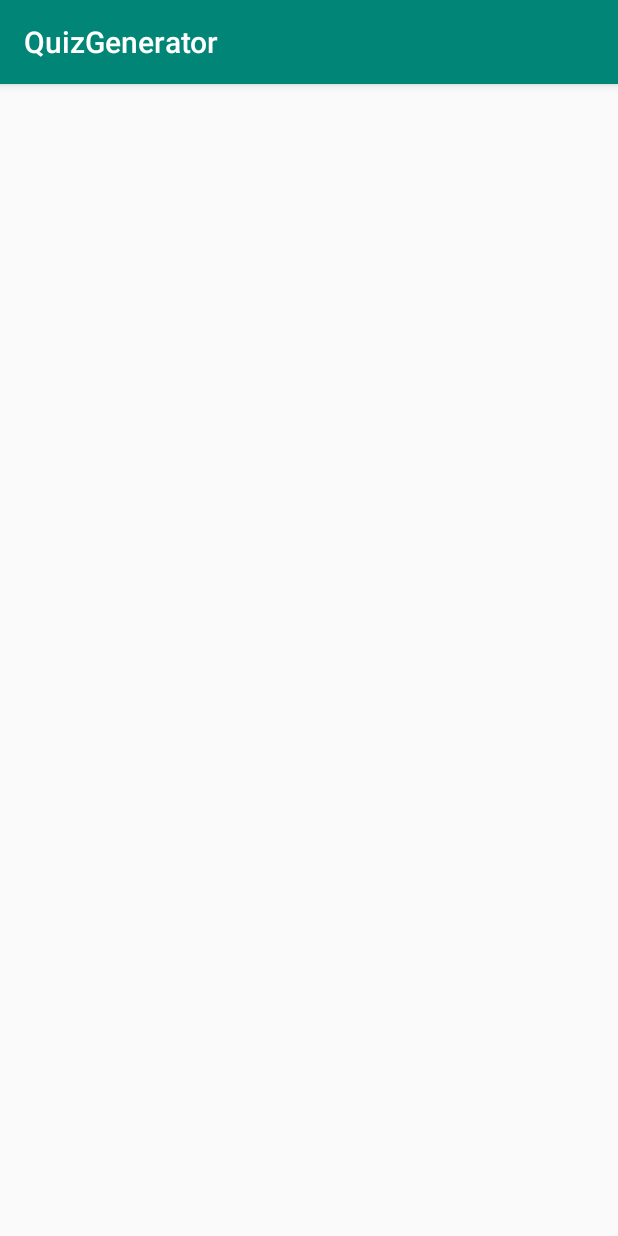
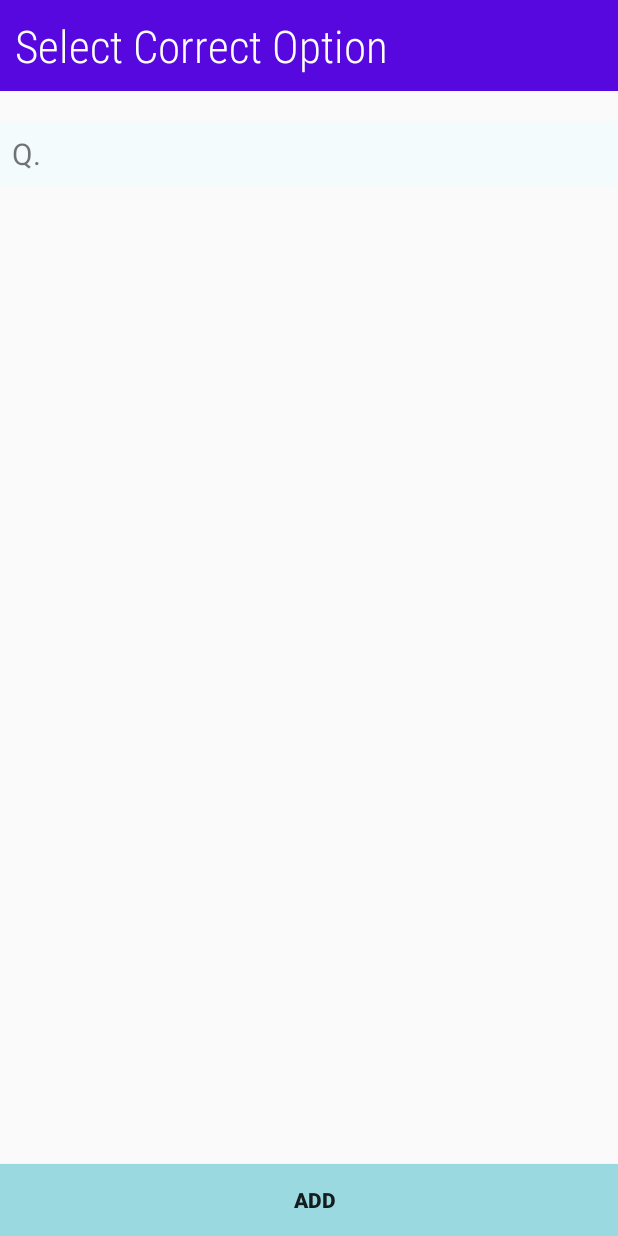
Before and after one commit to sandy13521/Quiz-Generator, an Android app: the selectCorrectOption screen opened directly, with no data from a screen before it, on a phone screen of 412 x 824 dp. Run offline under Robolectric (Android 15) with nearby library versions, the phone set to English and light mode, and no system bars; 4 statements that could not run were skipped.

Commit message:
Added Selection Of Correct Option

```diff
--- a/app/src/main/java/com/example/quizgenerator/selectCorrectOption.java
+++ b/app/src/main/java/com/example/quizgenerator/selectCorrectOption.java
@@ -1,14 +1,91 @@
 package com.example.quizgenerator;
 
+import android.graphics.Color;
 import android.os.Bundle;
+import android.view.View;
+import android.widget.LinearLayout;
+import android.widget.TextView;
+import android.widget.Toast;
 
+import androidx.appcompat.app.ActionBar;
 import androidx.appcompat.app.AppCompatActivity;
 
+import java.util.ArrayList;
+
 public class selectCorrectOption extends AppCompatActivity {
+
+    public LinearLayout select;
+    public TextView questionTextView;
+    public ArrayList<String> options;
 
     @Override
     protected void onCreate(Bundle savedInstanceState) {
         super.onCreate(savedInstanceState);
         setContentView(R.layout.activity_select_correct_option);
+
+        ActionBar actionbar = getSupportActionBar();
+        actionbar.hide();
+
+        select = findViewById(R.id.selectLayout);
+        questionTextView = findViewById(R.id.question);
+
+        options = getIntent().getExtras().getStringArrayList("optionsAndQuestion");
+        String question = options.get(0);
+        questionTextView.append(question);
+        questionTextView.setTextSize(20);
+        System.out.println(options.size());
+        // TODO : Put options to the bottom of the page
+
+        LinearLayout.LayoutParams params = new LinearLayout.LayoutParams(LinearLayout.LayoutParams.MATCH_PARENT, LinearLayout.LayoutParams.MATCH_PARENT);
+        params.setMargins(10, 10, 10, 10);
+
+        try {
+            for (int i = 1; i < options.size(); i++) {
+                final TextView option = new TextView(getApplicationContext());
+                option.setText(options.get(i));
+                option.setBackgroundColor(Color.RED);
+                option.setId(i);
+                option.setLayoutParams(params);
+                option.setTextAlignment(View.TEXT_ALIGNMENT_VIEW_START);
+                option.setTextSize(20);
+                option.setVisibility(View.VISIBLE);
+                option.setPadding(8, 8, 8, 8);
+                option.setOnClickListener(new View.OnClickListener() {
+                    boolean status = false;
+
+                    @Override
+                    public void onClick(View v) {
+                        if (!status) {
+                            option.setBackgroundColor(Color.GREEN);
+                            option.setSelected(true);
+                            status = true;
+                        } else {
+                            option.setBackgroundColor(Color.RED);
+                            option.setSelected(false);
+                            status = false;
+                        }
+                    }
+                });
+                select.addView(option);
+            }
+        } catch (Exception e) {
+            e.printStackTrace();
+        }
+    }
+
+    public void addQuestion(View v) {
+        String correctOption = "None";
+        for (int i = 1; i < options.size(); i++) {
+            TextView option = findViewById(i);
+            if (option.isSelected()) {
+                correctOption = option.getText().toString();
+                break;
+            }
+        }
+        if (correctOption.equals("None")) {
+            System.out.println(correctOption);
+        } else {
+            Toast.makeText(this, "Select a Correct Option", Toast.LENGTH_SHORT).show();
+        }
     }
 }
--- a/app/src/main/res/layout/activity_select_correct_option.xml
+++ b/app/src/main/res/layout/activity_select_correct_option.xml
@@ -1,9 +1,57 @@
 <?xml version="1.0" encoding="utf-8"?>
-<androidx.constraintlayout.widget.ConstraintLayout xmlns:android="http://schemas.android.com/apk/res/android"
+<LinearLayout xmlns:android="http://schemas.android.com/apk/res/android"
     xmlns:tools="http://schemas.android.com/tools"
     android:layout_width="match_parent"
     android:layout_height="match_parent"
+    android:orientation="vertical"
     tools:context=".selectCorrectOption">
 
+    <TextView
+        android:id="@+id/name"
+        android:layout_width="match_parent"
+        android:layout_height="wrap_content"
+        android:background="#5608DF"
+        android:fontFamily="sans-serif-condensed-light"
+        android:padding="10dp"
+        android:text="Select Correct Option"
+        android:textAlignment="center"
+        android:textColor="#FFFFFF"
+        android:textSize="30sp" />
 
-</androidx.constraintlayout.widget.ConstraintLayout>
+    <RelativeLayout
+        android:layout_width="match_parent"
+        android:layout_height="0dp"
+        android:layout_weight="1">
+
+        <TextView
+            android:id="@+id/question"
+            android:layout_width="match_parent"
+            android:layout_height="wrap_content"
+            android:layout_marginTop="20dp"
+            android:background="#F4FBFC"
+            android:padding="8dp"
+            android:text="Q. "
+            android:textSize="25sp" />
+
+        <LinearLayout
+            android:id="@+id/selectLayout"
+            android:layout_width="match_parent"
+            android:layout_height="wrap_content"
+            android:layout_alignParentBottom="true"
+            android:layout_marginBottom="8dp"
+            android:layout_weight="1"
+            android:orientation="vertical">
+
+        </LinearLayout>
+    </RelativeLayout>
+
+    <Button
+        android:id="@+id/add"
+        android:layout_width="match_parent"
+        android:layout_height="wrap_content"
+        android:background="#9AD9DF"
+        android:onClick="addQuestion"
+        android:paddingLeft="8dp"
+        android:text="Add"
+        android:textStyle="bold" />
+</LinearLayout>
```
Also changed, not shown: app/src/main/java/com/example/quizgenerator/previewOfQuestion.java (+5 -6 lines), app/src/main/res/layout/activity_preview_of_question.xml (+16 -14 lines).
